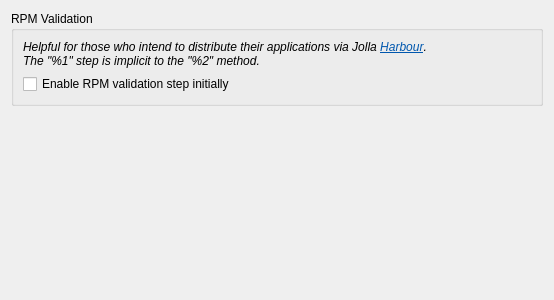
Above: src/plugins/mer/mergeneraloptionswidget.ui from sailfishos/sailfish-qtcreator before the change. Below: the same form after it.
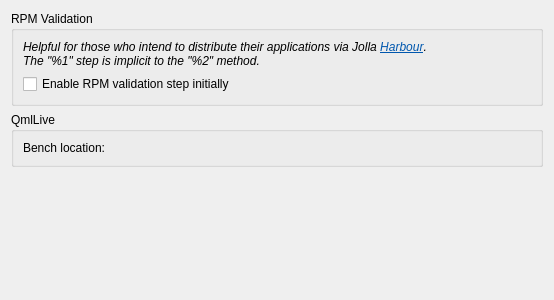
That is the form after the change. Custom widgets are drawn as their Qt base class.

Commit message: Mer: Add initial Qt QmlLive support

```diff
--- a/src/plugins/mer/mergeneraloptionswidget.ui
+++ b/src/plugins/mer/mergeneraloptionswidget.ui
@@ -43,6 +43,25 @@
      </layout>
     </widget>
    </item>
+   <item>
+    <widget class="QGroupBox" name="qmlLiveGroupBox">
+     <property name="title">
+      <string>QmlLive</string>
+     </property>
+     <layout class="QFormLayout" name="formLayout">
+      <item row="0" column="0">
+       <widget class="QLabel" name="benchLocationLabel">
+        <property name="text">
+         <string>Bench location:</string>
+        </property>
+       </widget>
+      </item>
+      <item row="0" column="1">
+       <widget class="Utils::PathChooser" name="benchLocationPathChooser" native="true"/>
+      </item>
+     </layout>
+    </widget>
+   </item>
    <item>
     <spacer name="verticalSpacer">
      <property name="orientation">
@@ -58,6 +77,18 @@
    </item>
   </layout>
  </widget>
+ <customwidgets>
+  <customwidget>
+   <class>Utils::PathChooser</class>
+   <extends>QWidget</extends>
+   <header location="global">utils/pathchooser.h</header>
+   <container>1</container>
+   <slots>
+    <signal>editingFinished()</signal>
+    <signal>browsingFinished()</signal>
+   </slots>
+  </customwidget>
+ </customwidgets>
  <resources/>
  <connections/>
 </ui>
```
Left out of the diff: 2 changed lines with no effect on the pictures. The commit also changes 19 other files.
